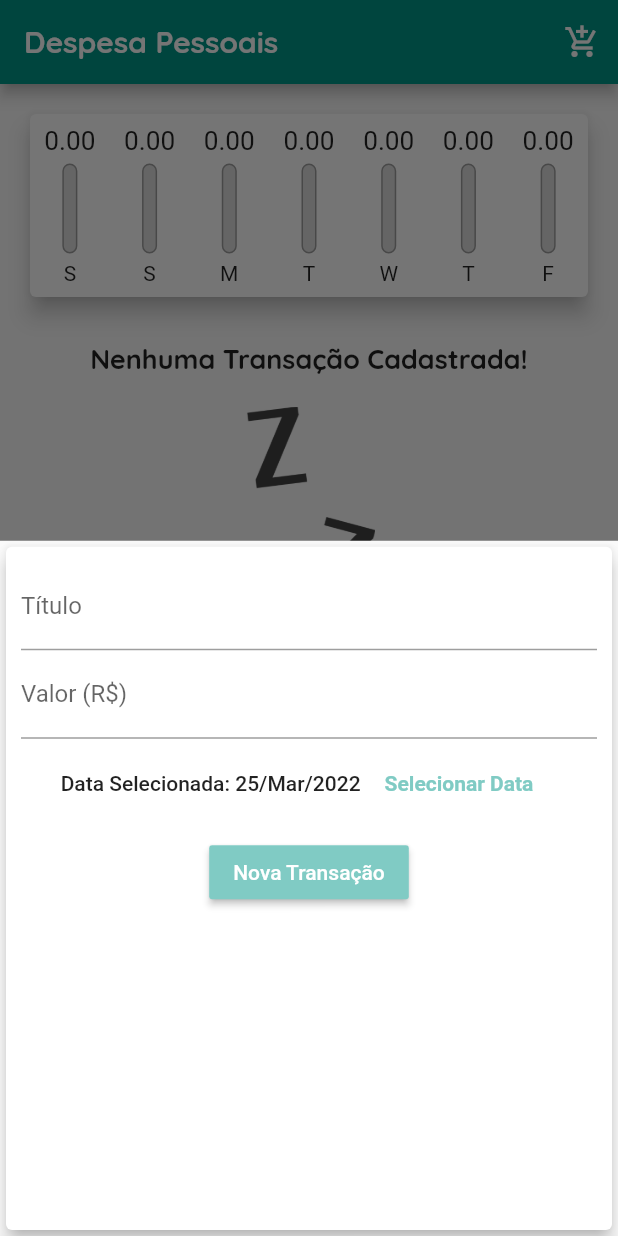
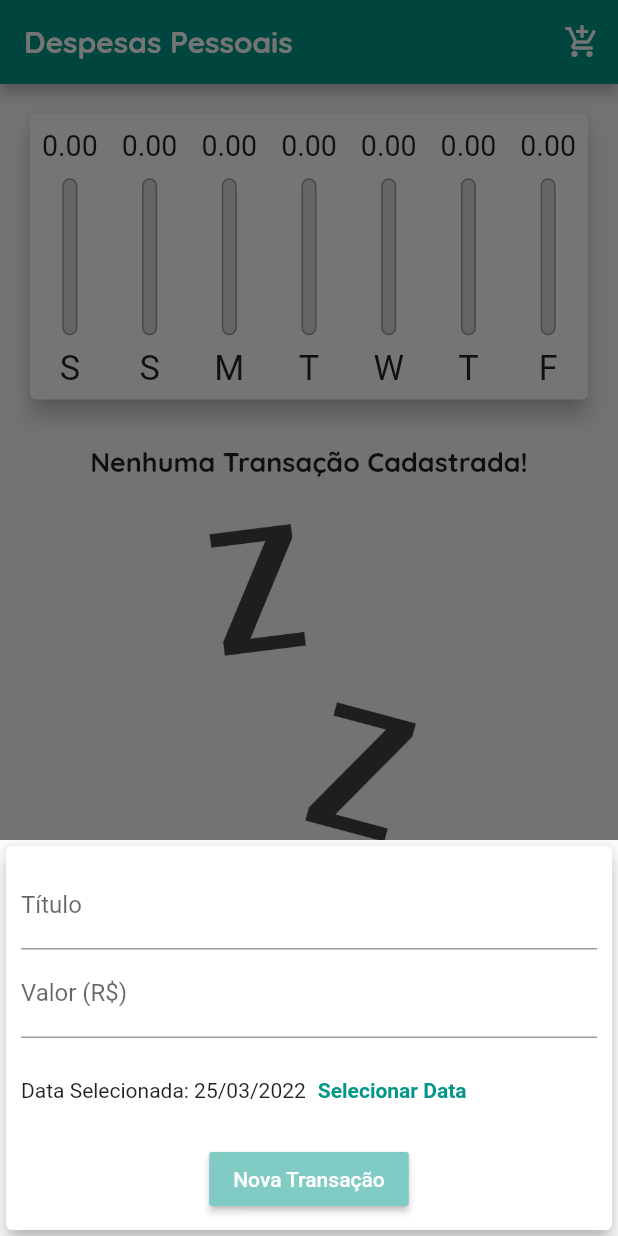
Before and after one commit to CaiqueBrandani/Expenses_App, a Flutter app: the screen it shows after launch, after a tap on the "add shopping cart" icon, on a phone screen of 412 x 824 dp. Run offline on Flutter 3.47's test engine with Material 2 defaults, Android fonts, the phone set to English and light mode, and no system bars; our stand-ins replace universal_platform.

Commit message:
Tornando o projeto responsivo e adaptativo

```diff
--- /dev/null
+++ b/lib/components/adaptative_button.dart
@@ -0,0 +1,34 @@
+// ignore_for_file: deprecated_member_use, use_key_in_widget_constructors, prefer_const_constructors_in_immutables, prefer_const_constructors
+
+import 'package:flutter/material.dart';
+import 'package:flutter/cupertino.dart';
+import 'package:universal_platform/universal_platform.dart';
+
+class AdaptativeButton extends StatelessWidget {
+  final String? label;
+  final Function()? onPressed;
+
+  AdaptativeButton({
+    this.label,
+    this.onPressed,
+  });
+
+  @override
+  Widget build(BuildContext context) {
+    return UniversalPlatform.isIOS
+        ? CupertinoButton(
+            child: Text(label!.toString()),
+            onPressed: onPressed,
+            color: Theme.of(context).colorScheme.secondary,
+            padding: EdgeInsets.symmetric(
+              horizontal: 20,
+            ),
+          )
+        : RaisedButton(
+            child: Text(label!.toString()),
+            color: Theme.of(context).colorScheme.secondary,
+            textColor: Colors.white,
+            onPressed: onPressed,
+          );
+  }
+}
--- /dev/null
+++ b/lib/components/adaptative_date_picker.dart
@@ -0,0 +1,68 @@
+// ignore_for_file: prefer_const_constructors_in_immutables, use_key_in_widget_constructors
+
+import 'package:flutter/cupertino.dart';
+import 'package:flutter/material.dart';
+import 'package:intl/intl.dart';
+import 'package:universal_platform/universal_platform.dart';
+
+class AdaptativeDatePicker extends StatelessWidget {
+
+  final DateTime? selectedDate;
+  final Function(DateTime)? onDateChanged;
+
+  AdaptativeDatePicker({
+    this.selectedDate,
+    this.onDateChanged,
+  });
+
+  _showDatePicker(BuildContext context) {
+    showDatePicker(
+      context: context,
+      initialDate: DateTime.now(),
+      firstDate: DateTime(2021),
+      lastDate: DateTime.now(),
+    ).then((pickedDate) {
+      if (pickedDate == null) {
+        return;
+      }
+
+      onDateChanged!(pickedDate);
+    });
+  }
+
+  @override
+  Widget build(BuildContext context) {
+    return UniversalPlatform.isIOS
+        ? Container(
+            height: 180,
+            child: CupertinoDatePicker(
+              mode: CupertinoDatePickerMode.date,
+              initialDateTime: DateTime.now(),
+              minimumDate: DateTime(2021),
+              maximumDate: DateTime.now(),
+              onDateTimeChanged: onDateChanged!,
+            ),
+          )
+        : Container(
+            height: 70,
+            child: Row(
+              children: <Widget>[
+                Text(
+                  selectedDate == null
+                      ? 'Nenhuma data selecionada!'
+                      : 'Data Selecionada: ${DateFormat('dd/MM/y').format(selectedDate!)}',
+                ),
+                TextButton(
+                  child: Text(
+                    'Selecionar Data',
+                    style: TextStyle(
+                      fontWeight: FontWeight.bold,
+                    ),
+                  ),
+                  onPressed: () => _showDatePicker(context),
+                )
+              ],
+            ),
+          );
+  }
+}
--- /dev/null
+++ b/lib/components/adaptative_textfield.dart
@@ -0,0 +1,48 @@
+// ignore_for_file: prefer_const_constructors, prefer_const_constructors_in_immutables, use_key_in_widget_constructors
+
+import 'package:flutter/material.dart';
+import 'package:flutter/cupertino.dart';
+
+import 'package:universal_platform/universal_platform.dart';
+
+class AdaptativeTextField extends StatelessWidget {
+  final String? label;
+  final TextEditingController? controller;
+  final TextInputType? keyboardType;
+  final Function(String)? onSubmitted;
+
+  AdaptativeTextField({
+    this.label,
+    this.controller,
+    this.keyboardType = TextInputType.text,
+    this.onSubmitted,
+  });
+
+  @override
+  Widget build(BuildContext context) {
+    return UniversalPlatform.isIOS
+        ? Padding(
+          padding: const EdgeInsets.only(
+            bottom: 10,
+          ),
+          child: CupertinoTextField(
+            controller: controller,
+            keyboardType: keyboardType,
+            onSubmitted: onSubmitted,
+            placeholder: label,
+            padding: EdgeInsets.symmetric(
+              horizontal: 6,
+              vertical: 12,
+            ),
+          ),
+        )
+        : TextField(
+            controller: controller,
+            keyboardType: keyboardType,
+            onSubmitted: onSubmitted,
+            decoration: InputDecoration(
+              labelText: label,
+            ),
+          );
+  }
+}
--- a/lib/components/chart_bar.dart
+++ b/lib/components/chart_bar.dart
@@ -3,40 +3,41 @@
 import 'package:flutter/material.dart';
 
 class ChartBar extends StatelessWidget {
-
-  final String label;
-  final double value;
-  final double percentage;
+  final String? label;
+  final double? value;
+  final double? percentage;
 
   ChartBar({
-    required this.label,
-    required this.value,
-    required this.percentage,
+    this.label,
+    this.value,
+    this.percentage,
   });
 
   @override
   Widget build(BuildContext context) {
     return Padding(
       padding: const EdgeInsets.all(8.0),
-      child: Column(
-        children: <Widget> [
+      child: LayoutBuilder(
+        builder: (ctx, constraints) {
+          return Column(
+            children: <Widget>[
               Container(
-            height: 20,
+                height: constraints.maxHeight * 0.15,
                 child: FittedBox(
-              child: Text(value.toStringAsFixed(2)),
+                  child: Text(value!.toStringAsFixed(2)),
                 ),
               ),
-          SizedBox(height: 5),
+              SizedBox(height: constraints.maxHeight * 0.05),
               Container(
-            height: 60,
+                height: constraints.maxHeight * 0.6,
                 width: 10,
                 child: Stack(
                   alignment: Alignment.bottomCenter,
-              children: <Widget> [
+                  children: <Widget>[
                     Container(
                       decoration: BoxDecoration(
                         border: Border.all(
-                      color:Colors.grey,
+                          color: Colors.grey,
                           width: 1.0,
                         ),
                         color: Color.fromRGBO(220, 220, 220, 1),
@@ -55,9 +56,16 @@ class ChartBar extends StatelessWidget {
                   ],
                 ),
               ),
-          SizedBox(height: 5),
-          Text(label),
+              SizedBox(height: constraints.maxHeight * 0.05),
+              Container(
+                height: constraints.maxHeight * 0.15,
+                child: FittedBox(
+                  child: Text(label!),
+                ),
+              ),
             ],
+          );
+        },
       ),
     );
   }
--- a/lib/components/transaction_form.dart
+++ b/lib/components/transaction_form.dart
@@ -2,7 +2,9 @@
 // ignore_for_file: prefer_const_constructors_in_immutables, use_key_in_widget_constructors, prefer_const_constructors, deprecated_member_use, sized_box_for_whitespace, unnecessary_null_comparison, avoid_init_to_null
 
 import 'package:flutter/material.dart';
-import 'package:intl/intl.dart';
+import 'adaptative_button.dart';
+import 'adaptative_textfield.dart';
+import 'adaptative_date_picker.dart';
 
 class TransactionForm extends StatefulWidget {
   final void Function(String, double, DateTime) onSubmit;
@@ -47,65 +49,52 @@ class _TransactionFormState extends State<TransactionForm> {
 
   @override
   Widget build(BuildContext context) {
-    return Card(
+
+    return SingleChildScrollView(
+      child: Card(
         elevation: 5,
         child: Padding(
-        padding: const EdgeInsets.all(10),
+          padding: EdgeInsets.only(
+            top: 10,
+            right: 10,
+            left: 10,
+            bottom: 10 + MediaQuery.of(context).viewInsets.bottom,
+          ),
           child: Column(
+            mainAxisSize: MainAxisSize.min,
             children: <Widget>[
-            TextField(
+              AdaptativeTextField(
                 controller: _titleController,
                 onSubmitted: (_) => _submitForm(),
-              decoration: InputDecoration(labelText: 'Título'),
+                label: 'Título',
               ),
-            TextField(
+              AdaptativeTextField(
                 controller: _valueController,
                 keyboardType: TextInputType.numberWithOptions(decimal: true),
                 onSubmitted: (_) => _submitForm(),
-              decoration: InputDecoration(labelText: 'Valor (R\$)'),
+                label: 'Valor (R\$)',
               ),
-            Container(
-              height: 60,
-              child: Row(
-                mainAxisAlignment: MainAxisAlignment.center,
-                children: <Widget> [
-                  Text(
-                    _selectedDate == null ? 'Nenhuma data selecionada!'
-                    : 'Data Selecionada: ${DateFormat('dd/MMM/y').format(_selectedDate)}',
-                    style: TextStyle(
-                      fontWeight: FontWeight.w500,
-                    ),
-                  ),
-                  FlatButton(
-                    textColor: Theme.of(context).colorScheme.secondary,
-                  child: Text(
-                    'Selecionar Data',
-                    style: TextStyle(
-                      fontWeight: FontWeight.bold,
-                    ),
-                  ),
-                  onPressed:  _showDatePicker,
-                  )
-                ],
-              ),
+                AdaptativeDatePicker (
+                  selectedDate: _selectedDate,
+                  onDateChanged: (newDate) {
+                    setState(() {
+                      _selectedDate = newDate;
+                    });
+                  },
                 ),
               Row(
                 mainAxisAlignment: MainAxisAlignment.center,
-              children: [
-                Padding(
-                  padding: const EdgeInsets.all(5),
-                  child: RaisedButton (
-                    child: Text('Nova Transação'),
-                    color: Theme.of(context).colorScheme.secondary,
-                    textColor: Colors.white,
-                    onPressed: _submitForm,
-                  ),
+                children: <Widget> [
+                   AdaptativeButton(
+                    label: 'Nova Transação',
+                    onPressed: _submitForm
                   ),
                 ],
               ),
             ],
           ),
         ),
+      ),
     );
   }
 }
--- a/lib/components/transaction_list.dart
+++ b/lib/components/transaction_list.dart
@@ -1,4 +1,4 @@
-// ignore_for_file: prefer_const_constructors_in_immutables, use_key_in_widget_constructors, prefer_const_constructors, sized_box_for_whitespace
+// ignore_for_file: prefer_const_constructors_in_immutables, use_key_in_widget_constructors, prefer_const_constructors, sized_box_for_whitespace, deprecated_member_use
 
 import 'package:flutter/material.dart';
 import '../models/transaction.dart';
@@ -12,26 +12,29 @@ class TransactionList extends StatelessWidget {
 
   @override
   Widget build(BuildContext context) {
-    return Container(
-      height: 430,
-      child: transactions.isEmpty ? Column(
-        children: <Widget> [
+    return transactions.isEmpty
+        ? LayoutBuilder(
+            builder: (ctx, constraints) {
+              return Column(
+                children: <Widget>[
                   SizedBox(height: 10),
                   Text(
                     'Nenhuma Transação Cadastrada!',
                     style: Theme.of(context).textTheme.headline6,
                   ),
-          SizedBox(height: 20),
+                  SizedBox(height: 30),
                   Container(
-            height: 200,
+                    height: constraints.maxHeight * 0.6,
                     child: Image.asset(
                       'assets/images/waiting.png',
                       fit: BoxFit.cover,
                     ),
                   ),
                 ],
-      ) :
-      ListView.builder(
+              );
+            },
+          )
+        : ListView.builder(
             itemCount: transactions.length,
             itemBuilder: (ctx, index) {
               final tr = transactions[index];
@@ -60,15 +63,21 @@ class TransactionList extends StatelessWidget {
                   subtitle: Text(
                     DateFormat('d/MMM/y').format(tr.date),
                   ),
-              trailing: IconButton(
+                  trailing: MediaQuery.of(context).size.width > 480
+                      ? FlatButton.icon(
+                          onPressed: () => onRemove(tr.id),
+                          icon: Icon(Icons.delete_outline),
+                          label: Text('Excluir'),
+                          textColor: Theme.of(context).errorColor,
+                        )
+                      : IconButton(
                           icon: Icon(Icons.delete_outline),
                           color: Theme.of(context).errorColor,
-                onPressed: () =>onRemove(tr.id),
+                          onPressed: () => onRemove(tr.id),
                         ),
                 ),
               );
             },
-      ),
           );
   }
 }
--- a/lib/main.dart
+++ b/lib/main.dart
@@ -1,20 +1,21 @@
 // ignore_for_file: use_key_in_widget_constructors, prefer_const_constructors, prefer_const_literals_to_create_immutables, sized_box_for_whitespace, deprecated_member_use, avoid_unnecessary_containers, dead_code
 
-import 'package:expenses/components/chart.dart';
-import 'package:expenses/components/transaction_form.dart';
+import 'dart:math';
+
+import 'package:flutter/cupertino.dart';
+import 'package:flutter/material.dart';
+
 import 'components/transaction_form.dart';
 import 'components/transaction_list.dart';
-import 'package:flutter/material.dart';
+import 'models/transaction.dart';
 import 'components/chart.dart';
-import 'models/transaction.dart';
-import 'dart:math';
+import 'package:universal_platform/universal_platform.dart';
 
 main() => runApp(ExpenseApp());
 
 class ExpenseApp extends StatelessWidget {
   @override
   Widget build(BuildContext context) {
-
     final ThemeData tema = ThemeData();
 
     return MaterialApp(
@@ -24,20 +25,24 @@ class ExpenseApp extends StatelessWidget {
           primary: Colors.teal,
           secondary: Colors.teal[200],
         ),
-
         textTheme: tema.textTheme.copyWith(
           headline6: TextStyle(
             fontFamily: 'Quicksand',
-            fontSize: 18,
+            fontSize: 18 /* * MediaQuery.of(context).textScaleFactor */,
             color: Colors.black87,
             fontWeight: FontWeight.w600,
           ),
+          bodyText1: TextStyle(
+            fontFamily: 'Quicksand',
+            fontSize: 18 /* * MediaQuery.of(context).textScaleFactor */,
+            color: Colors.black87,
+            fontWeight: FontWeight.w500,
           ),
-
+        ),
         appBarTheme: AppBarTheme(
           titleTextStyle: TextStyle(
             fontFamily: 'Quicksand',
-            fontSize: 20,
+            fontSize: 20 /* * MediaQuery.of(context).textScaleFactor */,
             fontWeight: FontWeight.w600,
             color: Colors.white,
           ),
@@ -47,14 +52,14 @@ class ExpenseApp extends StatelessWidget {
   }
 }
 
-
 class MyHomePage extends StatefulWidget {
   @override
-  State<MyHomePage> createState() => _MyHomePageState();
+  _MyHomePageState createState() => _MyHomePageState();
 }
 
 class _MyHomePageState extends State<MyHomePage> {
   final List<Transaction> _transactions = [];
+  bool _showChart = false;
 
   List<Transaction> get _recentTransaction {
     return _transactions.where((tr) {
@@ -69,7 +74,7 @@ class _MyHomePageState extends State<MyHomePage> {
       id: Random().nextDouble().toString(),
       title: title,
       value: value,
-        date: date
+      date: date,
     );
 
     setState(() {
@@ -87,39 +92,123 @@ class _MyHomePageState extends State<MyHomePage> {
     });
   }
 
-  @override
-  Widget build(BuildContext context) {
-
-    _openTransactionForModal(BuildContext context) {
+  _openTransactionFormModal(BuildContext context) {
     showModalBottomSheet(
+      isScrollControlled: true,
       context: context,
       builder: (_) {
         return TransactionForm(_addTransaction);
-          });
+      },
+    );
   }
 
-    return Scaffold(
-      appBar: AppBar(
-        title: Text('Despesa Pessoais'),
-        actions: <Widget>[
-          IconButton(
-            icon: Icon(Icons.add_shopping_cart),
-            onPressed: () => _openTransactionForModal(context),
+  Widget _getIconButton(IconData icon, Function() fn) {
+    return UniversalPlatform.isIOS
+        ? GestureDetector(
+            onTap: fn,
+            child: Icon(icon),
           )
-        ],
+        : IconButton(
+            icon: Icon(icon),
+            onPressed: fn,
+          );
+  }
+
+  @override
+  Widget build(BuildContext context) {
+    bool isLandscape =
+        MediaQuery.of(context).orientation == Orientation.landscape;
+
+    final iconList = UniversalPlatform.isIOS
+        ? CupertinoIcons.list_bullet
+        : Icons.format_list_bulleted_outlined;
+
+    final chartIcon = UniversalPlatform.isIOS
+        ? CupertinoIcons.chart_bar_alt_fill
+        : Icons.bar_chart_outlined;
+
+    final actions = <Widget>[
+      if (isLandscape)
+        _getIconButton(
+          _showChart ? iconList : chartIcon,
+          () {
+            setState(() {
+              _showChart = !_showChart;
+            });
+          },
         ),
-      body: SingleChildScrollView(
+      _getIconButton(
+        UniversalPlatform.isIOS ? CupertinoIcons.shopping_cart : Icons.add_shopping_cart,
+        () => _openTransactionFormModal(context),
+      ),
+    ];
+
+    final PreferredSizeWidget appBar = AppBar(
+      title: Text('Despesas Pessoais'),
+      actions: actions,
+    );
+
+    final availableHeight = MediaQuery.of(context).size.height -
+        appBar.preferredSize.height -
+        MediaQuery.of(context).padding.top;
+
+    final bodyPage = SafeArea(
+      child: SingleChildScrollView(
         child: Column(
           crossAxisAlignment: CrossAxisAlignment.stretch,
           children: <Widget>[
-            Chart(_recentTransaction),
-            TransactionList(_transactions, _removeTransaction),
+            /*if (isLandscape)
+          Row(
+            mainAxisAlignment: MainAxisAlignment.center,
+            children: <Widget>[
+              Text('Exibir Gráfico',
+                style: Theme.of(context).textTheme.bodyText1),
+              Switch.adaptive(
+                activeColor: Theme.of(context).colorScheme.secondary,
+                value: _showChart,
+                onChanged: (value) {
+                  setState(() {
+                    _showChart = value;
+                  });
+                },
+              ),
+            ],
+          ),*/
+
+            if (_showChart || !isLandscape)
+              Container(
+                height: availableHeight * (isLandscape ? 0.7 : 0.3),
+                child: Chart(_recentTransaction),
+              ),
+            if (!_showChart || !isLandscape)
+              Container(
+                height: availableHeight * (isLandscape ? 1 : 0.7),
+                child: TransactionList(_transactions, _removeTransaction),
+              ),
           ],
         ),
       ),
-      floatingActionButton: FloatingActionButton(
+    );
+
+    return UniversalPlatform.isIOS
+        ? CupertinoPageScaffold(
+            navigationBar: CupertinoNavigationBar(
+              middle: Text('Despesas Pessoais'),
+              trailing: Row(
+                mainAxisSize: MainAxisSize.min,
+                children: actions,
+              ),
+            ),
+            child: bodyPage,
+          )
+        : Scaffold(
+            appBar: appBar,
+            body: bodyPage,
+            floatingActionButton: UniversalPlatform.isIOS
+                ? Container()
+                : FloatingActionButton(
                     child: Icon(Icons.add_shopping_cart),
-        onPressed: () => _openTransactionForModal(context),
+                    onPressed: () => _openTransactionFormModal(context),
                     backgroundColor: Theme.of(context).colorScheme.primary,
                   ),
           );
--- a/pubspec.yaml
+++ b/pubspec.yaml
@@ -30,6 +30,7 @@ dependencies:
   flutter:
     sdk: flutter
   intl: ^0.17.0
+  universal_platform: ^1.0.0+1
 
   # The following adds the Cupertino Icons font to your application.
   # Use with the CupertinoIcons class for iOS style icons.
```
Also changed, not shown: pubspec.lock. Lines whose indentation alone changed are shown as unchanged.
